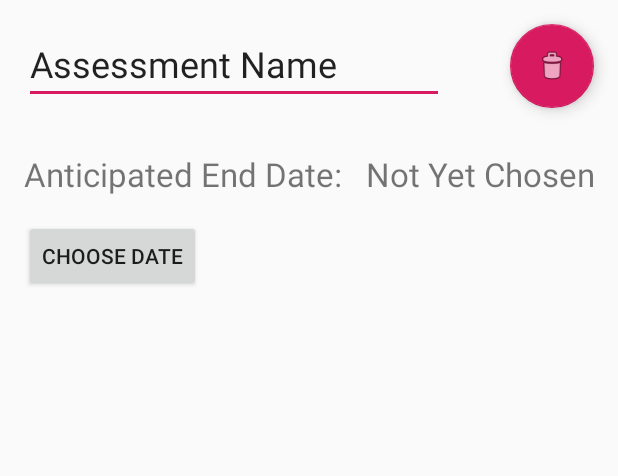
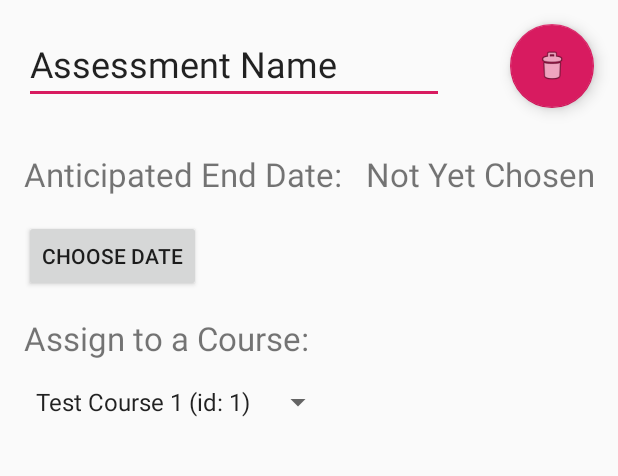
Before and after one commit to justincook951/mobile-app-c196, an Android app: the AssessmentsEditorActivity screen opened directly, with no data from a screen before it, on a phone screen of 412 x 824 dp, the part 119-595 px from its top. Run offline under Robolectric (Android 15) with nearby library versions, the phone set to English and light mode, and no system bars; our stand-ins replace ButterKnife, Room's generated code.

Commit message:
Loops mostly working, app loads

```diff
--- a/app/src/main/java/com/example/c196project/AssessmentsEditorActivity.java
+++ b/app/src/main/java/com/example/c196project/AssessmentsEditorActivity.java
@@ -4,19 +4,24 @@ import android.app.DatePickerDialog;
 import android.os.Bundle;
 import android.util.Log;
 import android.view.MenuItem;
+import android.widget.ArrayAdapter;
 import android.widget.Button;
+import android.widget.Spinner;
 import android.widget.TextView;
 
 import androidx.appcompat.app.AppCompatActivity;
 import androidx.appcompat.widget.Toolbar;
+import androidx.lifecycle.LiveData;
 import androidx.lifecycle.ViewModelProviders;
 
+import com.example.c196project.database.course.CourseEntity;
 import com.example.c196project.utilities.Standardizer;
 import com.example.c196project.viewmodel.assessment.AssessmentEditorViewModel;
 import com.google.android.material.floatingactionbutton.FloatingActionButton;
 
 import java.util.Calendar;
 import java.util.Date;
+import java.util.List;
 
 import butterknife.BindView;
 import butterknife.ButterKnife;
@@ -31,6 +36,8 @@ public class AssessmentsEditorActivity extends AppCompatActivity
     TextView assessmentNameField;
     @BindView(R.id.end_date_replaceable)
     TextView endDateText;
+    @BindView(R.id.related_course_dropdown)
+    Spinner relatedCourseDropdown;
 
     Button startBtn, endBtn;
     DatePickerDialog datePicker;
@@ -81,6 +88,7 @@ public class AssessmentsEditorActivity extends AppCompatActivity
 
     private void initViewModel()
     {
+        Log.e("NPE", "Initing Asseditor VM");
         assessmentEditorViewModel = ViewModelProviders.of(this).get(AssessmentEditorViewModel.class);
         assessmentEditorViewModel.mutableAssessment.observe(this, assessmentEntity -> {
             if (assessmentEntity != null && !isInEdit) {
@@ -88,6 +96,20 @@ public class AssessmentsEditorActivity extends AppCompatActivity
                 assessmentNameField.setText(assessmentEntity.getTitle());
                 endDate = assessmentEntity.getEndDate();
                 endDateText.setText(Standardizer.standardizeSingleDateString(endDate));
+                int adapterIndex = 0;
+                for (int i = 0; i < assessmentEditorViewModel.totalCoursesCount; i++) {
+                    if (true) {
+                        Log.i("MethodCalled", (assessmentEditorViewModel.liveDataCourses.getValue().get(i)).toString());
+                    }
+                }
+                relatedCourseDropdown.setSelection(adapterIndex);
+            }
+        });
+
+        assessmentEditorViewModel.liveDataCourses.observe(this, courseData -> {
+            if (courseData != null) {
+                ArrayAdapter coursesAdapter = new ArrayAdapter(this, android.R.layout.simple_spinner_item, courseData);
+                relatedCourseDropdown.setAdapter(coursesAdapter);
             }
         });
 
@@ -125,7 +147,8 @@ public class AssessmentsEditorActivity extends AppCompatActivity
             // Do not even try to reference them in saveAssessment
             finish();
         }
-        assessmentEditorViewModel.saveAssessment(assessmentName, endDate);
+        int courseId = ((CourseEntity)relatedCourseDropdown.getSelectedItem()).getId();
+        assessmentEditorViewModel.saveAssessment(assessmentName, endDate, courseId);
         finish();
     }
 
--- a/app/src/main/java/com/example/c196project/CourseNotesListActivity.java
+++ b/app/src/main/java/com/example/c196project/CourseNotesListActivity.java
@@ -73,7 +73,6 @@ public class CourseNotesListActivity extends AppCompatActivity
                 courseId = kvExtras.getInt(COURSE_ID);
                 courseNoteList.clear();
                 for (CourseNoteEntity entity : courseNoteEntities) {
-                    Log.i("MethodCalled", "Examining course note for list addition: " + entity.toString());
                     if (entity.getCourseId() == courseId) {
                         courseNoteList.add(entity);
                     }
--- a/app/src/main/java/com/example/c196project/CoursesEditorActivity.java
+++ b/app/src/main/java/com/example/c196project/CoursesEditorActivity.java
@@ -66,6 +66,8 @@ public class CoursesEditorActivity extends AppCompatActivity
 
         startBtn.setOnClickListener(v -> showCalendar(startDateText, "start"));
         endBtn.setOnClickListener(v -> showCalendar(endDateText, "end"));
+
+        ((TextView)findViewById(R.id.assessment_nav_textview)).setText(R.string.assessments_by_course_tv);
 
         courseStatusSpinner = findViewById(R.id.course_status_dropdown);
         // Create an ArrayAdapter using the string array and a default spinner layout
--- a/app/src/main/java/com/example/c196project/MainActivity.java
+++ b/app/src/main/java/com/example/c196project/MainActivity.java
@@ -5,6 +5,7 @@ import android.os.Bundle;
 
 import com.example.c196project.utilities.WGUNotificationMgr;
 import com.example.c196project.viewmodel.MainViewModel;
+import com.google.android.material.floatingactionbutton.FloatingActionButton;
 
 import androidx.appcompat.app.AppCompatActivity;
 import androidx.appcompat.widget.Toolbar;
@@ -22,6 +23,8 @@ public class MainActivity extends AppCompatActivity
 
     private MainViewModel mainViewModel;
     private WGUNotificationMgr notifymgr;
+    // Assessment nav is re-used elsewhere; manually add the onClick event
+    private FloatingActionButton assessmentNav;
 
     @Override
     protected void onCreate(Bundle savedInstanceState)
@@ -30,6 +33,9 @@ public class MainActivity extends AppCompatActivity
         setContentView(R.layout.activity_main);
         Toolbar toolbar = findViewById(R.id.toolbar);
         setSupportActionBar(toolbar);
+
+        assessmentNav = findViewById(R.id.nav_to_assessment);
+        assessmentNav.setOnClickListener(v -> send_nav_request(findViewById(R.id.nav_to_assessment)));
 
         ButterKnife.bind(this);
         initViewModel();
--- a/app/src/main/java/com/example/c196project/database/AppRepository.java
+++ b/app/src/main/java/com/example/c196project/database/AppRepository.java
@@ -27,6 +27,7 @@ public class AppRepository
     public LiveData<List<AssessmentEntity>> appAssessments;
     public LiveData<List<MentorEntity>> appMentors;
     public LiveData<List<CourseNoteEntity>> appNotes;
+    private int courseCount;
 
     public static AppRepository getInstance(Context context)
     {
@@ -44,6 +45,8 @@ public class AppRepository
         appAssessments = getAllAssessments();
         appMentors = getAllMentors();
         appNotes = getAllNotes();
+
+        executor.execute(() -> courseCount = appDb.courseDao().getCount());
     }
 
     private LiveData<List<TermEntity>> getAllTerms()
@@ -109,6 +112,11 @@ public class AppRepository
     public void deleteCourse(CourseEntity course)
     {
         executor.execute(() -> appDb.courseDao().deleteCourse(course));
+    }
+
+    public int getCoursesCount()
+    {
+        return courseCount;
     }
 
     // =======ASSESSMENTS==========
@@ -221,4 +229,5 @@ public class AppRepository
     {
         return appDb.termCourseJoinDao().getAllCoursesInTerm(termId);
     }
+
 }
--- a/app/src/main/java/com/example/c196project/database/course/CourseDao.java
+++ b/app/src/main/java/com/example/c196project/database/course/CourseDao.java
@@ -30,4 +30,7 @@ public interface CourseDao
 
     @Query("DELETE FROM course")
     int deleteAll();
+
+    @Query("SELECT count(*) FROM course")
+    int getCount();
 }
--- a/app/src/main/java/com/example/c196project/database/mtmrelationships/TermCourseJoinEntity.java
+++ b/app/src/main/java/com/example/c196project/database/mtmrelationships/TermCourseJoinEntity.java
@@ -2,6 +2,7 @@ package com.example.c196project.database.mtmrelationships;
 
 import androidx.room.Entity;
 import androidx.room.ForeignKey;
+import androidx.room.Index;
 
 import com.example.c196project.database.course.CourseEntity;
 import com.example.c196project.database.term.TermEntity;
--- a/app/src/main/java/com/example/c196project/viewmodel/assessment/AssessmentEditorViewModel.java
+++ b/app/src/main/java/com/example/c196project/viewmodel/assessment/AssessmentEditorViewModel.java
@@ -2,15 +2,20 @@ package com.example.c196project.viewmodel.assessment;
 
 import android.app.Application;
 import android.text.TextUtils;
+import android.util.Log;
 
 import androidx.annotation.NonNull;
 import androidx.lifecycle.AndroidViewModel;
+import androidx.lifecycle.LiveData;
 import androidx.lifecycle.MutableLiveData;
 
 import com.example.c196project.database.AppRepository;
 import com.example.c196project.database.assessment.AssessmentEntity;
+import com.example.c196project.database.course.CourseEntity;
 
+import java.util.ArrayList;
 import java.util.Date;
+import java.util.List;
 import java.util.concurrent.Executor;
 import java.util.concurrent.Executors;
 
@@ -18,14 +23,18 @@ public class AssessmentEditorViewModel extends AndroidViewModel
 {
 
     public MutableLiveData<AssessmentEntity> mutableAssessment = new MutableLiveData<>();
+    public int totalCoursesCount;
     private AppRepository appRepository;
     private Executor executor = Executors.newSingleThreadExecutor();
     private static boolean isValidInput = true;
+    public LiveData<List<CourseEntity>> liveDataCourses;
 
     public AssessmentEditorViewModel(@NonNull Application application)
     {
         super(application);
         appRepository = AppRepository.getInstance(getApplication());
+        liveDataCourses = appRepository.appCourses;
+        totalCoursesCount = appRepository.getCoursesCount();
     }
 
     public void loadById(int assessmentId)
@@ -38,7 +47,7 @@ public class AssessmentEditorViewModel extends AndroidViewModel
         });
     }
 
-    public void saveAssessment(String assessmentTitle, Date endDate)
+    public void saveAssessment(String assessmentTitle, Date endDate, int courseId)
     {
         isValidInput = true;
         AssessmentEntity selectedAssessment = mutableAssessment.getValue();
@@ -47,12 +56,13 @@ public class AssessmentEditorViewModel extends AndroidViewModel
             if (endDate == null) {
                 return;
             }
-            selectedAssessment = new AssessmentEntity(assessmentTitle, endDate);
+            selectedAssessment = new AssessmentEntity(assessmentTitle, endDate, courseId);
         }
         else {
             // Editing an existing assessment
             selectedAssessment.setTitle(assessmentTitle);
             selectedAssessment.setEndDate(endDate);
+            selectedAssessment.setCourseId(courseId);
         }
         selectedAssessment = validateAssessment(selectedAssessment);
         if (isValidInput) {
@@ -78,4 +88,5 @@ public class AssessmentEditorViewModel extends AndroidViewModel
     {
         appRepository.deleteAssessment(mutableAssessment.getValue());
     }
+
 }
--- a/app/src/main/java/com/example/c196project/viewmodel/coursenote/CourseNoteEditorViewModel.java
+++ b/app/src/main/java/com/example/c196project/viewmodel/coursenote/CourseNoteEditorViewModel.java
@@ -41,12 +41,10 @@ public class CourseNoteEditorViewModel extends AndroidViewModel
 
     public void saveCourseNote(String courseNote, int courseId)
     {
-        Log.i("MethodCalled", "Called SaveCourseNote");
         isValidInput = true;
         CourseNoteEntity selectedCourseNote = mutableCourseNote.getValue();
         if (selectedCourseNote == null) {
             // Saving a new courseNote
-            Log.i("MethodCalled", "Saving new note");
             selectedCourseNote = new CourseNoteEntity(courseId, courseNote);
         }
         else {
--- a/app/src/main/res/layout/content_assessments_editor.xml
+++ b/app/src/main/res/layout/content_assessments_editor.xml
@@ -67,4 +67,24 @@
         app:layout_constraintStart_toStartOf="parent"
         app:layout_constraintTop_toBottomOf="@+id/endDateText" />
 
+    <Spinner
+        android:id="@+id/related_course_dropdown"
+        android:layout_width="wrap_content"
+        android:layout_height="wrap_content"
+        android:layout_marginStart="16dp"
+        android:layout_marginTop="16dp"
+        app:layout_constraintStart_toStartOf="parent"
+        app:layout_constraintTop_toBottomOf="@+id/textView" />
+
+    <TextView
+        android:id="@+id/textView"
+        android:layout_width="wrap_content"
+        android:layout_height="wrap_content"
+        android:layout_marginStart="16dp"
+        android:layout_marginTop="16dp"
+        android:text="Assign to a Course:"
+        android:textSize="22sp"
+        app:layout_constraintStart_toStartOf="parent"
+        app:layout_constraintTop_toBottomOf="@+id/end_date_button" />
+
 </androidx.constraintlayout.widget.ConstraintLayout>
--- a/app/src/main/res/layout/nav_assessment.xml
+++ b/app/src/main/res/layout/nav_assessment.xml
@@ -14,7 +14,6 @@
         android:layout_marginTop="16dp"
         android:clickable="true"
         android:focusable="true"
-        android:onClick="send_nav_request"
         app:layout_constraintStart_toStartOf="parent"
         app:layout_constraintTop_toTopOf="parent"
         app:srcCompat="@android:drawable/ic_media_play" />
--- a/app/src/main/res/values/strings.xml
+++ b/app/src/main/res/values/strings.xml
@@ -38,4 +38,5 @@
     <string name="see_course_note_info">See notes for this course</string>
     <string name="course_note_name">Enter Course Note Here</string>
     <string name="get_term_courses_tv">See courses in this term</string>
+    <string name="assessments_by_course_tv">See all assessments for this course</string>
 </resources>
```
Also changed, not shown: app/src/main/java/com/example/c196project/database/assessment/AssessmentEntity.java (+22 -1 lines), app/src/main/java/com/example/c196project/database/course/CourseEntity.java (+2 -7 lines), app/src/main/res/layout/content_courses_editor.xml (+10 -0 lines).
